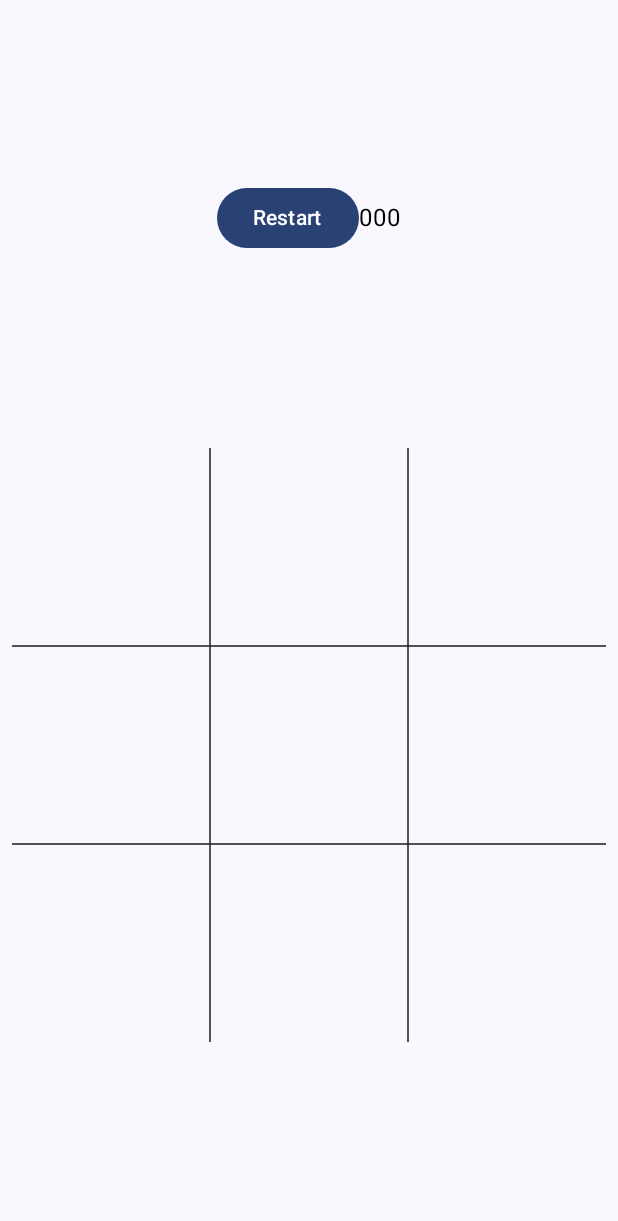
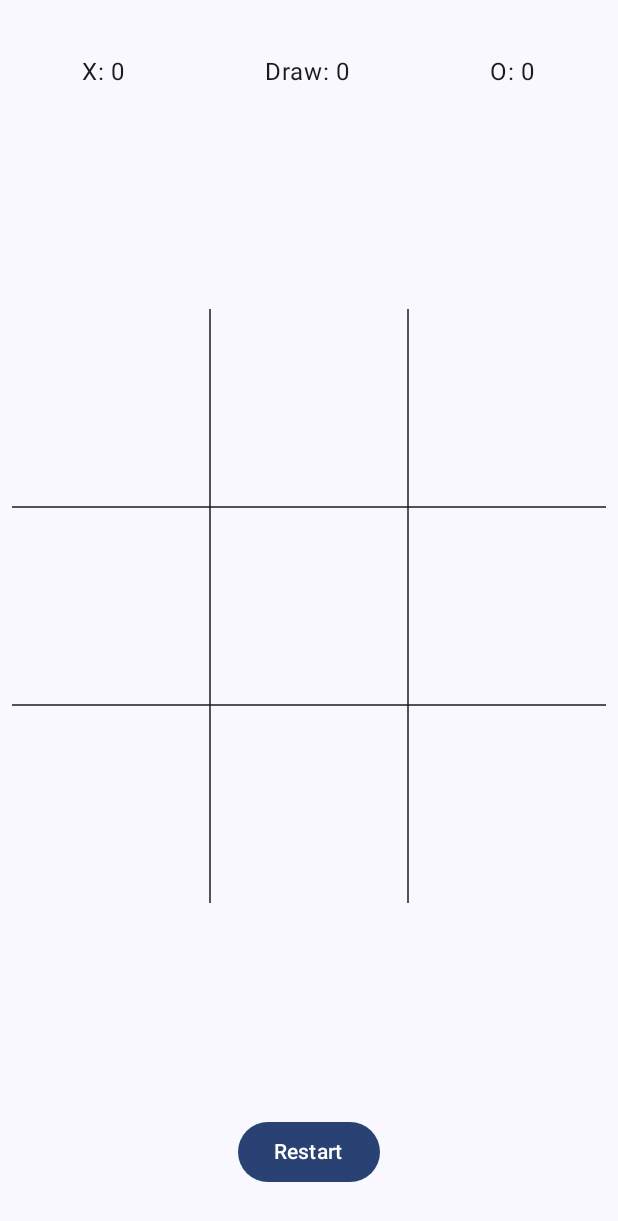
Before and after one commit to nasrabadiAM/tictactoe, an Android app built with Jetpack Compose: the screen it shows after launch (MainActivity), on a phone screen of 412 x 824 dp. Shown: the top 1221 px of the screen. Run offline under Robolectric (Android 15) with nearby library versions, the phone set to English and light mode, and no system bars; our stand-ins replace window size class.

Commit message:
Refactor MainScreen and make it's ui better

```diff
--- a/app/src/main/java/me/nasrabadiam/tictactoe/MainActivity.kt
+++ b/app/src/main/java/me/nasrabadiam/tictactoe/MainActivity.kt
@@ -4,6 +4,7 @@ import android.os.Bundle
 import androidx.activity.ComponentActivity
 import androidx.activity.compose.setContent
 import androidx.compose.material3.windowsizeclass.ExperimentalMaterial3WindowSizeClassApi
+import androidx.compose.material3.windowsizeclass.WindowHeightSizeClass
 import androidx.compose.material3.windowsizeclass.WindowWidthSizeClass
 import androidx.compose.material3.windowsizeclass.calculateWindowSizeClass
 import me.nasrabadiam.tictactoe.game.GameUseCase
@@ -17,8 +18,11 @@ class MainActivity : ComponentActivity() {
         super.onCreate(savedInstanceState)
 
         setContent {
-            val widthSizeClass = calculateWindowSizeClass(this).widthSizeClass
-            val isExpandedScreen = widthSizeClass == WindowWidthSizeClass.Expanded
+            val windowSizeClass = calculateWindowSizeClass(this)
+            val widthSizeClass = windowSizeClass.widthSizeClass
+            val heightSizeClass = windowSizeClass.heightSizeClass
+            val isExpandedScreen =
+                widthSizeClass == WindowWidthSizeClass.Expanded || heightSizeClass == WindowHeightSizeClass.Compact
 
             MainScreen(gameUseCase, isExpandedScreen)
         }
--- a/app/src/main/java/me/nasrabadiam/tictactoe/MainScreen.kt
+++ b/app/src/main/java/me/nasrabadiam/tictactoe/MainScreen.kt
@@ -4,7 +4,9 @@ import androidx.compose.foundation.background
 import androidx.compose.foundation.layout.Arrangement
 import androidx.compose.foundation.layout.Column
 import androidx.compose.foundation.layout.Row
+import androidx.compose.foundation.layout.fillMaxHeight
 import androidx.compose.foundation.layout.fillMaxSize
+import androidx.compose.foundation.layout.fillMaxWidth
 import androidx.compose.foundation.layout.padding
 import androidx.compose.material3.Button
 import androidx.compose.material3.MaterialTheme
@@ -68,44 +70,45 @@ private fun MainScreenContent(
 ) {
 
     if (isExpandedScreen) {
-        HorizontalScreen(
+        HorizontalGameScreen(
             modifier,
             gameResult,
             xScore,
             oScore,
             drawCount,
+            cellsData,
+            onCellClicked,
             onRestartClicked,
             onReplayClicked,
-            cellsData,
-            onCellClicked
         )
     } else {
-        VerticalScreen(
+        VerticalGameScreen(
             modifier,
             gameResult,
             xScore,
             oScore,
             drawCount,
+            cellsData,
+            onCellClicked,
             onRestartClicked,
             onReplayClicked,
-            cellsData,
-            onCellClicked
         )
     }
 }
 
 @Composable
-private fun VerticalScreen(
+private fun VerticalGameScreen(
     modifier: Modifier,
     gameResult: GameResult?,
     xScore: Int,
     oScore: Int,
     drawCount: Int,
+    cellsData: List<Cell>,
+    onCellClicked: (Int) -> Unit,
     onRestartClicked: () -> Unit,
     onReplayClicked: () -> Unit,
-    cellsData: List<Cell>,
-    onCellClicked: (Int) -> Unit
 ) {
+    val isExpandedScreen = false
     Column(
         verticalArrangement = Arrangement.SpaceEvenly,
         horizontalAlignment = Alignment.CenterHorizontally,
@@ -113,47 +116,42 @@ private fun VerticalScreen(
             .fillMaxSize()
             .background(MaterialTheme.colorScheme.background),
     ) {
-        val result = getResultString(gameResult)
-        Row(
-            horizontalArrangement = Arrangement.SpaceEvenly,
-            verticalAlignment = Alignment.CenterVertically
-        ) {
-            Button(onClick = onRestartClicked) {
-                Text(text = "Restart")
-            }
-            if (gameResult != null) {
-                Button(onClick = onReplayClicked) {
-                    Text(text = "Again")
-                }
-            }
-            Text(text = xScore.toString())
-            Text(text = drawCount.toString())
-            Text(text = oScore.toString())
-            Text(
-                text = result,
-                color = MaterialTheme.colorScheme.onBackground
-            )
-        }
+        ScoresSection(
+            xScore,
+            drawCount,
+            oScore,
+            isExpandedScreen
+        )
+
         TicTacToeGameBoard(
             cellsData = cellsData,
             onCellClicked = onCellClicked,
-            modifier = Modifier.padding(8.dp)
+            modifier = Modifier
+                .weight(1f)
+                .padding(8.dp)
+        )
+        ButtonsSection(
+            gameResult,
+            onRestartClicked,
+            onReplayClicked,
+            isExpandedScreen
         )
     }
 }
 
 @Composable
-private fun HorizontalScreen(
+private fun HorizontalGameScreen(
     modifier: Modifier,
     gameResult: GameResult?,
     xScore: Int,
     oScore: Int,
     drawCount: Int,
+    cellsData: List<Cell>,
+    onCellClicked: (Int) -> Unit,
     onRestartClicked: () -> Unit,
     onReplayClicked: () -> Unit,
-    cellsData: List<Cell>,
-    onCellClicked: (Int) -> Unit
 ) {
+    val isExpandedScreen = true
     Row(
         horizontalArrangement = Arrangement.SpaceEvenly,
         verticalAlignment = Alignment.CenterVertically,
@@ -161,33 +159,136 @@ private fun HorizontalScreen(
             .fillMaxSize()
             .background(MaterialTheme.colorScheme.background),
     ) {
-        val result = getResultString(gameResult)
+        ScoresSection(
+            xScore,
+            drawCount,
+            oScore,
+            isExpandedScreen
+        )
+        TicTacToeGameBoard(
+            cellsData = cellsData,
+            onCellClicked = onCellClicked,
+            modifier = Modifier
+                .weight(1f)
+                .padding(8.dp)
+        )
+        ButtonsSection(
+            gameResult,
+            onRestartClicked,
+            onReplayClicked,
+            isExpandedScreen
+        )
+    }
+}
+
+@Composable
+private fun ButtonsSection(
+    gameResult: GameResult?,
+    onRestartClicked: () -> Unit,
+    onReplayClicked: () -> Unit,
+    isExpandedScreen: Boolean,
+    modifier: Modifier = Modifier
+) {
+    val result = getResultString(gameResult)
+    if (isExpandedScreen) {
         Column(
+            modifier = modifier.padding(
+                vertical = 8.dp,
+                horizontal = 32.dp
+            ),
             verticalArrangement = Arrangement.SpaceEvenly,
             horizontalAlignment = Alignment.CenterHorizontally
         ) {
-            Button(onClick = onRestartClicked) {
-                Text(text = "Restart")
-            }
-            if (gameResult != null) {
-                Button(onClick = onReplayClicked) {
-                    Text(text = "Again")
-                }
-            }
-            Text(text = xScore.toString())
-            Text(text = drawCount.toString())
-            Text(text = oScore.toString())
-            Text(
-                text = result,
-                color = MaterialTheme.colorScheme.onBackground
-            )
+            ActionButtons(result, onRestartClicked, gameResult, onReplayClicked)
         }
-        TicTacToeGameBoard(
-            cellsData = cellsData,
-            onCellClicked = onCellClicked,
-            modifier = Modifier.padding(8.dp)
-        )
+    } else {
+        Row(
+            modifier = modifier.padding(
+                vertical = 32.dp,
+                horizontal = 8.dp
+            ),
+            horizontalArrangement = Arrangement.SpaceEvenly,
+            verticalAlignment = Alignment.CenterVertically
+        ) {
+            ActionButtons(result, onRestartClicked, gameResult, onReplayClicked)
+        }
     }
+}
+
+@Composable
+private fun ActionButtons(
+    result: String,
+    onRestartClicked: () -> Unit,
+    gameResult: GameResult?,
+    onReplayClicked: () -> Unit
+) {
+    Text(
+        text = result,
+        color = MaterialTheme.colorScheme.onBackground
+    )
+    Button(onClick = onRestartClicked) {
+        Text(text = "Restart")
+    }
+    if (gameResult != null) {
+        Button(onClick = onReplayClicked) {
+            Text(text = "Again")
+        }
+    }
+}
+
+@Composable
+private fun ScoresSection(
+    xScore: Int,
+    drawCount: Int,
+    oScore: Int,
+    isExpandedScreen: Boolean,
+    modifier: Modifier = Modifier
+) {
+    if (isExpandedScreen) {
+        Column(
+            verticalArrangement = Arrangement.SpaceAround,
+            modifier = modifier
+                .fillMaxHeight()
+                .padding(
+                    vertical = 8.dp,
+                    horizontal = 32.dp
+                )
+        ) {
+            Scores(xScore, drawCount, oScore)
+        }
+    } else {
+        Row(
+            horizontalArrangement = Arrangement.SpaceAround,
+            modifier = modifier
+                .fillMaxWidth()
+                .padding(
+                    vertical = 32.dp,
+                    horizontal = 8.dp
+                )
+        ) {
+            Scores(xScore, drawCount, oScore)
+        }
+    }
+}
+
+@Composable
+private fun Scores(xScore: Int, drawCount: Int, oScore: Int) {
+
+    Text(
+        modifier = Modifier.padding(4.dp),
+        text = "X: $xScore",
+        color = MaterialTheme.colorScheme.onBackground
+    )
+    Text(
+        modifier = Modifier.padding(4.dp),
+        text = "Draw: $drawCount",
+        color = MaterialTheme.colorScheme.onBackground
+    )
+    Text(
+        modifier = Modifier.padding(4.dp),
+        text = "O: $oScore",
+        color = MaterialTheme.colorScheme.onBackground
+    )
 }
 
 private fun getResultString(gameResult: GameResult?) = when (gameResult) {
--- a/app/src/main/java/me/nasrabadiam/tictactoe/game/ui/TicTacToeGame.kt
+++ b/app/src/main/java/me/nasrabadiam/tictactoe/game/ui/TicTacToeGame.kt
@@ -1,5 +1,6 @@
 package me.nasrabadiam.tictactoe.game.ui
 
+import android.util.Log
 import androidx.compose.foundation.clickable
 import androidx.compose.foundation.layout.Box
 import androidx.compose.foundation.layout.Column
@@ -16,6 +17,7 @@ import androidx.compose.ui.draw.drawBehind
 import androidx.compose.ui.geometry.Offset
 import androidx.compose.ui.graphics.Color
 import androidx.compose.ui.graphics.drawscope.DrawScope
+import androidx.compose.ui.layout.layout
 import androidx.compose.ui.platform.testTag
 import androidx.compose.ui.semantics.semantics
 import androidx.compose.ui.semantics.testTag
@@ -53,8 +55,21 @@ private fun GameGrid(
     val gridColor = MaterialTheme.colorScheme.onBackground
     Column(
         modifier = modifier
-            .aspectRatio(1f)
-            .fillMaxWidth()
+            .layout { measurable, constraints ->
+                // Determine the minimum dimension for square layout
+                val minDimension = minOf(constraints.maxWidth, constraints.maxHeight)
+                val placeable = measurable.measure(
+                    constraints.copy(
+                        maxWidth = minDimension,
+                        maxHeight = minDimension,
+                        minHeight = minDimension,
+                        minWidth = minDimension
+                    )
+                )
+                layout(minDimension, minDimension) {
+                    placeable.place(x = 0, y = 0)
+                }
+            }
             .drawBehind(gameGrid(boardSize, gridColor))
             .testTag("game_board")
     ) {
```
Also changed, not shown: 1 other file.
